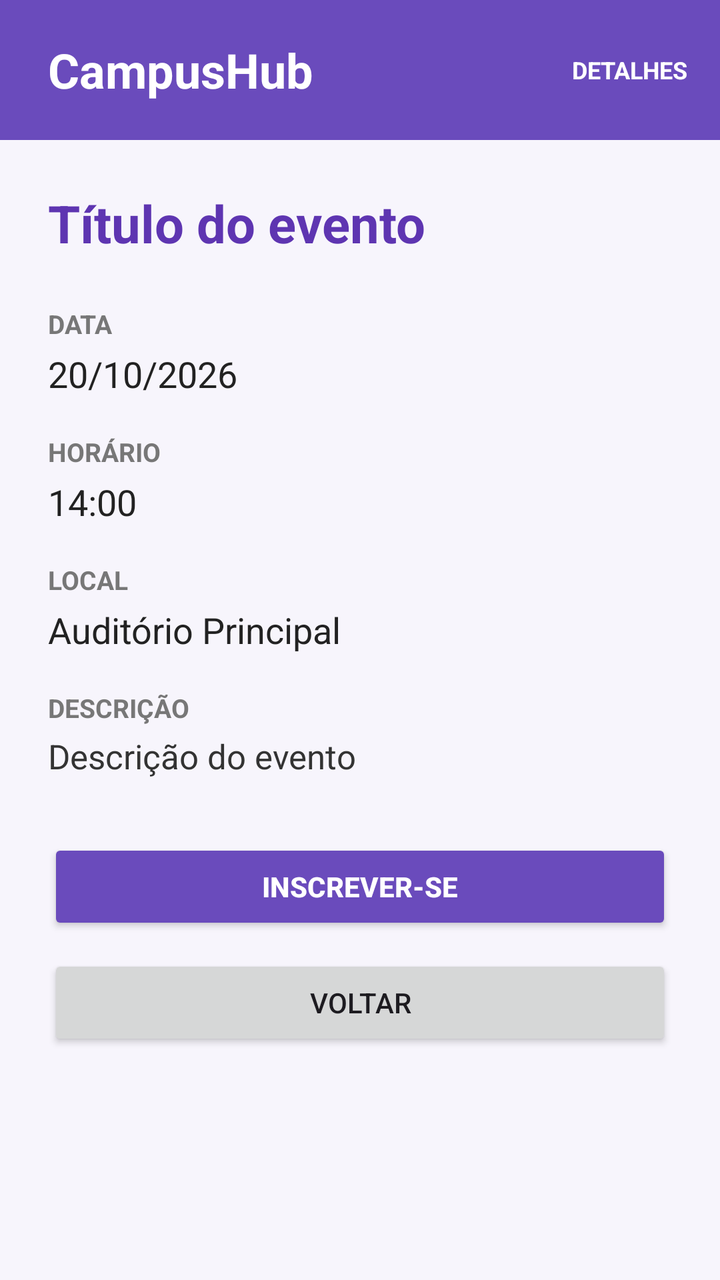
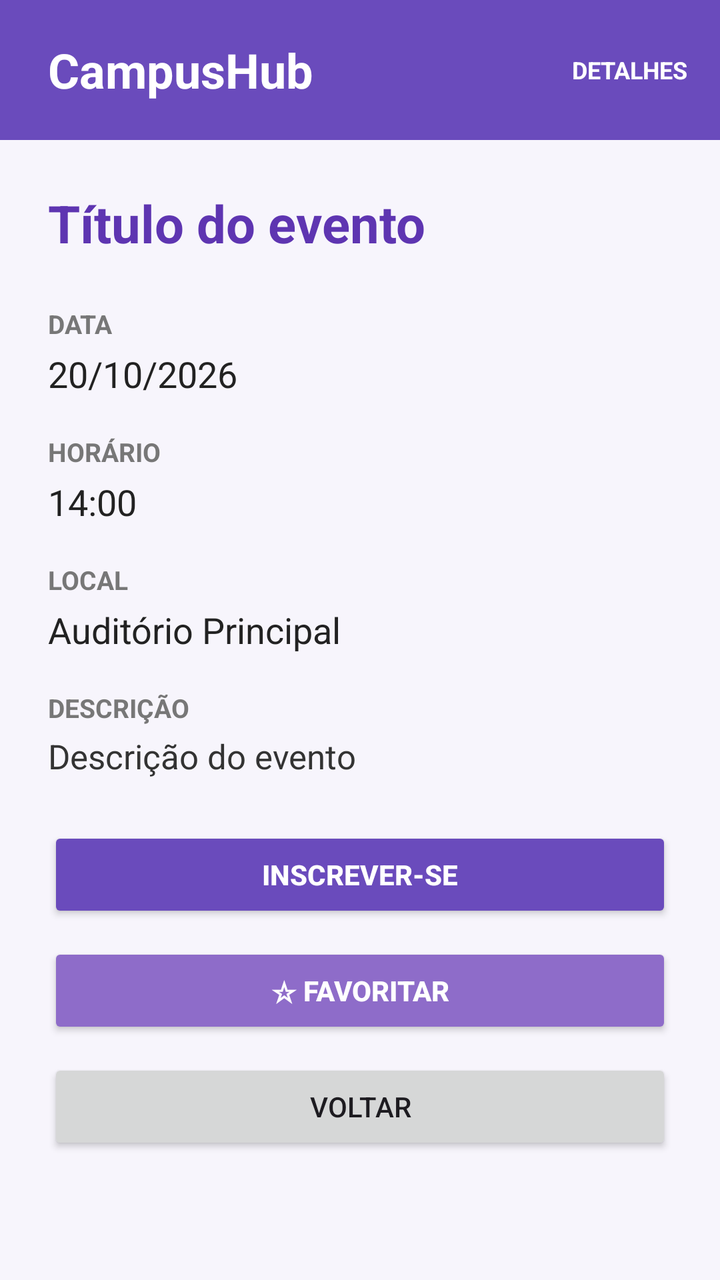

Before-and-after screenshots of an Android layout around one commit, followed by the original layout XML and the change that was made.
<!-- AndroidManifest.xml: application theme Theme.LoginFirebase -->
<!-- res/layout/activity_detalhes_evento.xml -->
<?xml version="1.0" encoding="utf-8"?>
<LinearLayout xmlns:android="http://schemas.android.com/apk/res/android"
    android:layout_width="match_parent"
    android:layout_height="match_parent"
    android:orientation="vertical"
    android:background="#F7F5FC">

    <LinearLayout
        android:layout_width="match_parent"
        android:layout_height="70dp"
        android:orientation="horizontal"
        android:gravity="center_vertical"
        android:paddingStart="24dp"
        android:paddingEnd="16dp"
        android:background="#6A4BBC">

        <TextView
            android:layout_width="0dp"
            android:layout_height="wrap_content"
            android:layout_weight="1"
            android:text="CampusHub"
            android:textColor="#FFFFFF"
            android:textSize="24sp"
            android:textStyle="bold" />

        <TextView
            android:layout_width="wrap_content"
            android:layout_height="wrap_content"
            android:text="DETALHES"
            android:textColor="#FFFFFF"
            android:textSize="12sp"
            android:textStyle="bold" />

    </LinearLayout>

    <ScrollView
        android:layout_width="match_parent"
        android:layout_height="0dp"
        android:layout_weight="1">

        <LinearLayout
            android:layout_width="match_parent"
            android:layout_height="wrap_content"
            android:orientation="vertical"
            android:padding="24dp">

            <TextView
                android:id="@+id/txtTituloEvento"
                android:layout_width="match_parent"
                android:layout_height="wrap_content"
                android:text="Título do evento"
                android:textColor="#5E35B1"
                android:textSize="26sp"
                android:textStyle="bold"
                android:layout_marginBottom="24dp" />

            <TextView
                android:layout_width="wrap_content"
                android:layout_height="wrap_content"
                android:text="DATA"
                android:textColor="#777777"
                android:textSize="13sp"
                android:textStyle="bold" />

            <TextView
                android:id="@+id/txtDataEvento"
                android:layout_width="match_parent"
                android:layout_height="wrap_content"
                android:text="20/10/2026"
                android:textColor="#222222"
                android:textSize="18sp"
                android:layout_marginTop="4dp"
                android:layout_marginBottom="18dp" />

            <TextView
                android:layout_width="wrap_content"
                android:layout_height="wrap_content"
                android:text="HORÁRIO"
                android:textColor="#777777"
                android:textSize="13sp"
                android:textStyle="bold" />

            <TextView
                android:id="@+id/txtHorarioEvento"
                android:layout_width="match_parent"
                android:layout_height="wrap_content"
                android:text="14:00"
                android:textColor="#222222"
                android:textSize="18sp"
                android:layout_marginTop="4dp"
                android:layout_marginBottom="18dp" />

            <TextView
                android:layout_width="wrap_content"
                android:layout_height="wrap_content"
                android:text="LOCAL"
                android:textColor="#777777"
                android:textSize="13sp"
                android:textStyle="bold" />

            <TextView
                android:id="@+id/txtLocalEvento"
                android:layout_width="match_parent"
                android:layout_height="wrap_content"
                android:text="Auditório Principal"
                android:textColor="#222222"
                android:textSize="18sp"
                android:layout_marginTop="4dp"
                android:layout_marginBottom="18dp" />

            <TextView
                android:layout_width="wrap_content"
                android:layout_height="wrap_content"
                android:text="DESCRIÇÃO"
                android:textColor="#777777"
                android:textSize="13sp"
                android:textStyle="bold" />

            <TextView
                android:id="@+id/txtDescricaoEvento"
                android:layout_width="match_parent"
                android:layout_height="wrap_content"
                android:text="Descrição do evento"
                android:textColor="#333333"
                android:textSize="17sp"
                android:layout_marginTop="4dp"
                android:layout_marginBottom="30dp" />

            <Button
                android:id="@+id/btnInscrever"
                android:layout_width="match_parent"
                android:layout_height="wrap_content"
                android:text="INSCREVER-SE"
                android:textColor="#FFFFFF"
                android:textStyle="bold"
                android:backgroundTint="#6A4BBC" />

            <Button
                android:id="@+id/btnVoltar"
                android:layout_width="match_parent"
                android:layout_height="wrap_content"
                android:layout_marginTop="10dp"
                android:text="VOLTAR" />

        </LinearLayout>

    </ScrollView>

</LinearLayout>
<!-- resources referenced by this layout -->
<resources>
  <style name="Theme.LoginFirebase" parent="Base.Theme.LoginFirebase" />
  <style name="Base.Theme.LoginFirebase" parent="Theme.Material3.DayNight.NoActionBar">
          
          
      </style>
</resources>

<!-- the commit's change to res/layout/activity_detalhes_evento.xml (unified diff, before → after) -->
@@ -124,7 +124,7 @@
                 android:textColor="#333333"
                 android:textSize="17sp"
                 android:layout_marginTop="4dp"
-                android:layout_marginBottom="30dp" />
+                android:layout_marginBottom="24dp" />
 
             <Button
                 android:id="@+id/btnInscrever"
@@ -134,6 +134,16 @@
                 android:textColor="#FFFFFF"
                 android:textStyle="bold"
                 android:backgroundTint="#6A4BBC" />
+
+            <Button
+                android:id="@+id/btnFavorito"
+                android:layout_width="match_parent"
+                android:layout_height="wrap_content"
+                android:layout_marginTop="10dp"
+                android:text="☆ FAVORITAR"
+                android:textColor="#FFFFFF"
+                android:textStyle="bold"
+                android:backgroundTint="#8E6CC9" />
 
             <Button
                 android:id="@+id/btnVoltar"
